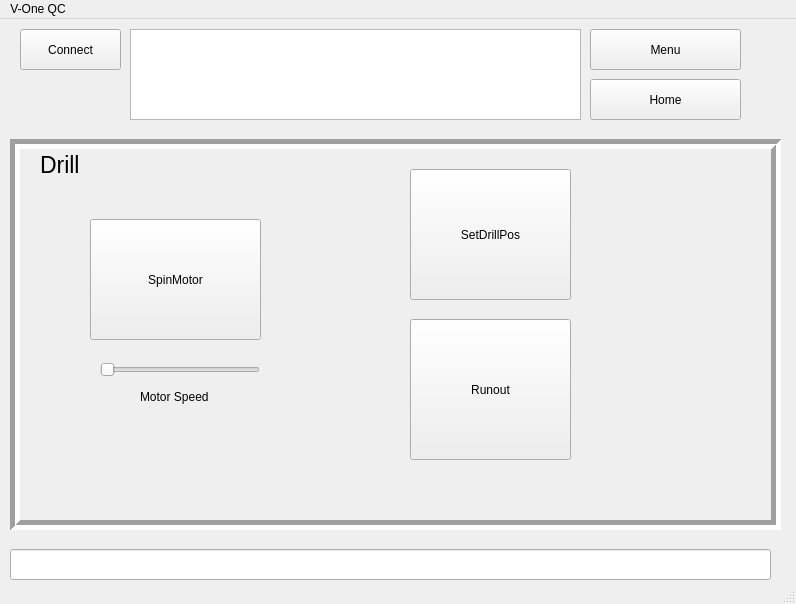
Above: FT_vone/mainwindow.ui from 7ome/Functional-Test before the change. Below: the same form after it.
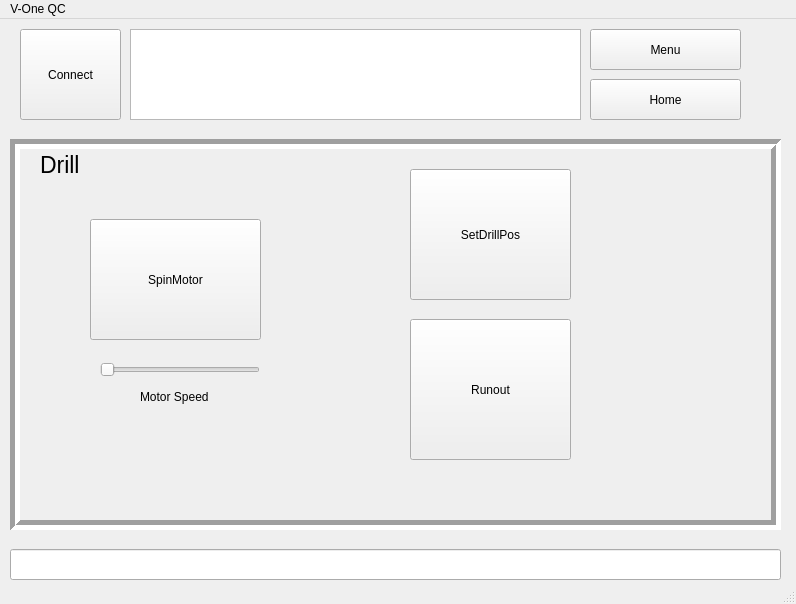
That is the form after the change.

Commit message:
motor speed slider
motor speed slider done?

```diff
--- a/FT_vone/mainwindow.ui
+++ b/FT_vone/mainwindow.ui
@@ -26,7 +26,7 @@
       <x>20</x>
       <y>10</y>
       <width>101</width>
-      <height>41</height>
+      <height>91</height>
      </rect>
     </property>
     <property name="text">
@@ -476,7 +476,7 @@
      <rect>
       <x>10</x>
       <y>530</y>
-      <width>761</width>
+      <width>771</width>
       <height>31</height>
      </rect>
     </property>
```
Left out of the diff: 6 changed lines with no effect on the pictures. The commit also changes 3 other files.
